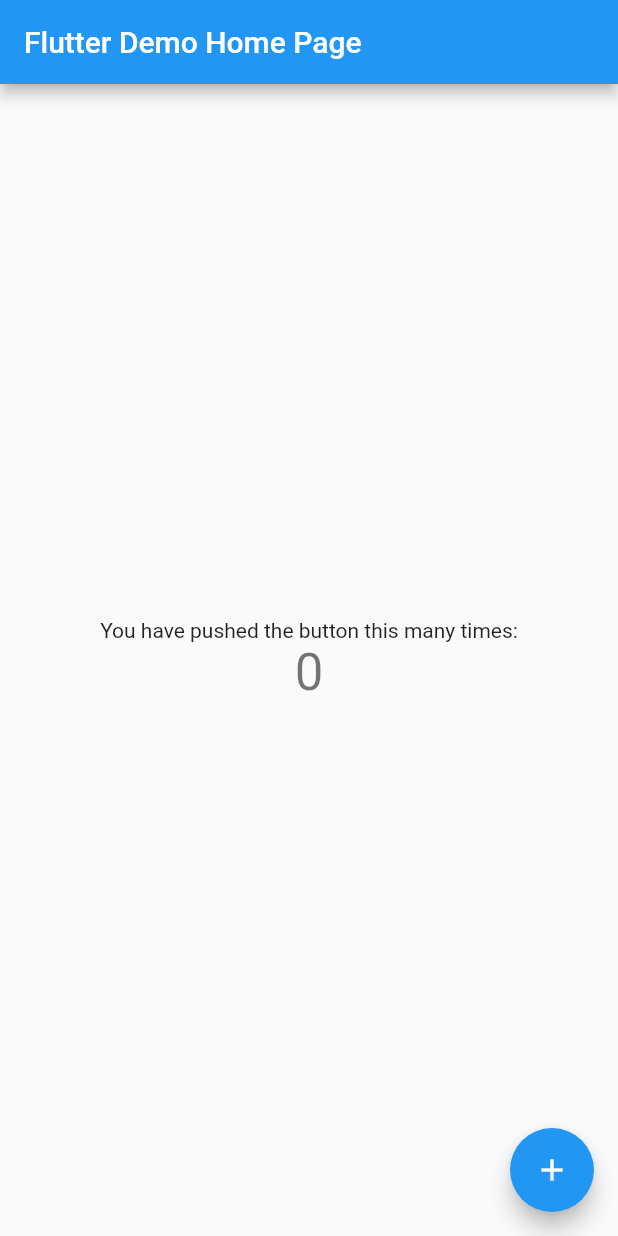
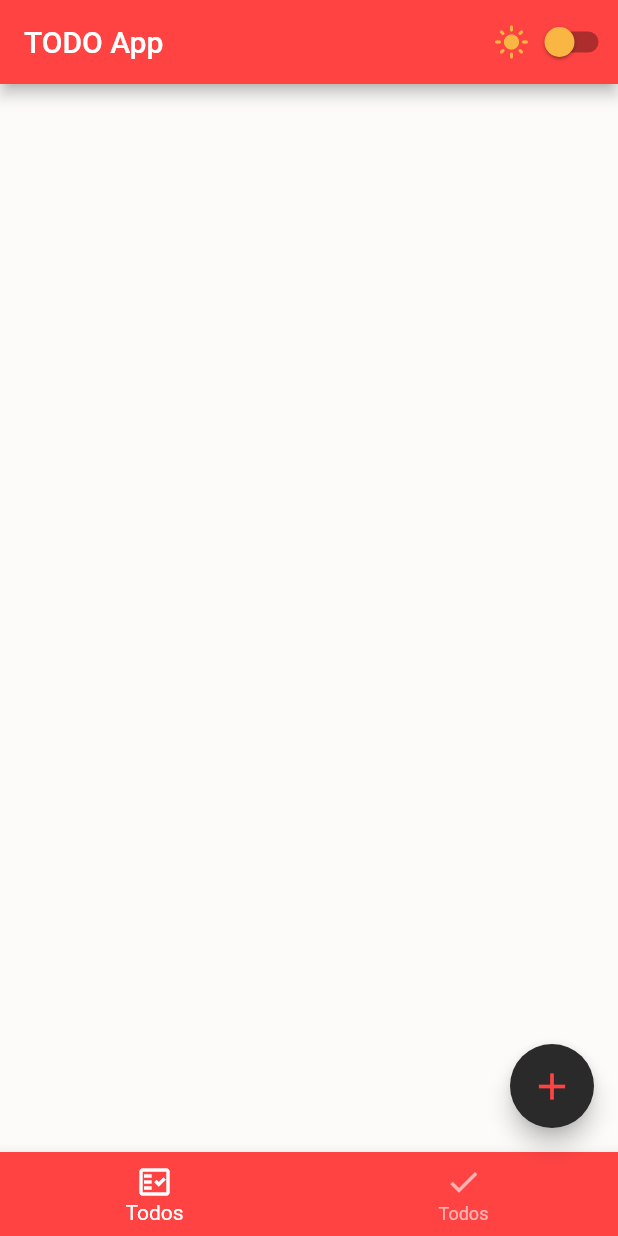
Before and after one commit to AJ8454/TODO-App, a Flutter app: the screen it shows after launch, on a phone screen of 412 x 824 dp. Run offline on Flutter 3.47's test engine with Material 2 defaults, Android fonts, the phone set to English and light mode, and no system bars.

Commit message:
--second commit--

```diff
--- a/lib/main.dart
+++ b/lib/main.dart
@@ -1,4 +1,9 @@
 import 'package:flutter/material.dart';
+import 'package:provider/provider.dart';
+import 'provider/theme_provider.dart';
+import 'screens/home_screen.dart';
+import 'utility/constant.dart';
+import 'utility/theme_data.dart';
 
 void main() {
   runApp(const MyApp());
@@ -7,109 +12,21 @@ void main() {
 class MyApp extends StatelessWidget {
   const MyApp({Key? key}) : super(key: key);
 
-  // This widget is the root of your application.
   @override
   Widget build(BuildContext context) {
-    return MaterialApp(
-      title: 'Flutter Demo',
-      theme: ThemeData(
-        // This is the theme of your application.
-        //
-        // Try running your application with "flutter run". You'll see the
-        // application has a blue toolbar. Then, without quitting the app, try
-        // changing the primarySwatch below to Colors.green and then invoke
-        // "hot reload" (press "r" in the console where you ran "flutter run",
-        // or simply save your changes to "hot reload" in a Flutter IDE).
-        // Notice that the counter didn't reset back to zero; the application
-        // is not restarted.
-        primarySwatch: Colors.blue,
-      ),
-      home: const MyHomePage(title: 'Flutter Demo Home Page'),
+    return ChangeNotifierProvider(
+      create: (context) => ThemeProvider(),
+      builder: (context, _) {
+        final themeProvider = Provider.of<ThemeProvider>(context);
+        return MaterialApp(
+          debugShowCheckedModeBanner: false,
+          title: kAppTitle,
+          themeMode: themeProvider.themeMode,
+          theme: MyThemeData.lightTheme,
+          darkTheme: MyThemeData.darkTheme,
+          home: const HomePage(),
+        );
+      },
     );
   }
 }
-
-class MyHomePage extends StatefulWidget {
-  const MyHomePage({Key? key, required this.title}) : super(key: key);
-
-  // This widget is the home page of your application. It is stateful, meaning
-  // that it has a State object (defined below) that contains fields that affect
-  // how it looks.
-
-  // This class is the configuration for the state. It holds the values (in this
-  // case the title) provided by the parent (in this case the App widget) and
-  // used by the build method of the State. Fields in a Widget subclass are
-  // always marked "final".
-
-  final String title;
-
-  @override
-  State<MyHomePage> createState() => _MyHomePageState();
-}
-
-class _MyHomePageState extends State<MyHomePage> {
-  int _counter = 0;
-
-  void _incrementCounter() {
-    setState(() {
-      // This call to setState tells the Flutter framework that something has
-      // changed in this State, which causes it to rerun the build method below
-      // so that the display can reflect the updated values. If we changed
-      // _counter without calling setState(), then the build method would not be
-      // called again, and so nothing would appear to happen.
-      _counter++;
-    });
-  }
-
-  @override
-  Widget build(BuildContext context) {
-    // This method is rerun every time setState is called, for instance as done
-    // by the _incrementCounter method above.
-    //
-    // The Flutter framework has been optimized to make rerunning build methods
-    // fast, so that you can just rebuild anything that needs updating rather
-    // than having to individually change instances of widgets.
-    return Scaffold(
-      appBar: AppBar(
-        // Here we take the value from the MyHomePage object that was created by
-        // the App.build method, and use it to set our appbar title.
-        title: Text(widget.title),
-      ),
-      body: Center(
-        // Center is a layout widget. It takes a single child and positions it
-        // in the middle of the parent.
-        child: Column(
-          // Column is also a layout widget. It takes a list of children and
-          // arranges them vertically. By default, it sizes itself to fit its
-          // children horizontally, and tries to be as tall as its parent.
-          //
-          // Invoke "debug painting" (press "p" in the console, choose the
-          // "Toggle Debug Paint" action from the Flutter Inspector in Android
-          // Studio, or the "Toggle Debug Paint" command in Visual Studio Code)
-          // to see the wireframe for each widget.
-          //
-          // Column has various properties to control how it sizes itself and
-          // how it positions its children. Here we use mainAxisAlignment to
-          // center the children vertically; the main axis here is the vertical
-          // axis because Columns are vertical (the cross axis would be
-          // horizontal).
-          mainAxisAlignment: MainAxisAlignment.center,
-          children: <Widget>[
-            const Text(
-              'You have pushed the button this many times:',
-            ),
-            Text(
-              '$_counter',
-              style: Theme.of(context).textTheme.headline4,
-            ),
-          ],
-        ),
-      ),
-      floatingActionButton: FloatingActionButton(
-        onPressed: _incrementCounter,
-        tooltip: 'Increment',
-        child: const Icon(Icons.add),
-      ), // This trailing comma makes auto-formatting nicer for build methods.
-    );
-  }
-}
--- /dev/null
+++ b/lib/provider/theme_provider.dart
@@ -0,0 +1,12 @@
+import 'package:flutter/material.dart';
+
+class ThemeProvider extends ChangeNotifier {
+  ThemeMode themeMode = ThemeMode.system;
+
+  bool get isDarkMode => themeMode == ThemeMode.dark;
+
+  void toogleTheme(bool isOn) {
+    themeMode = isOn ? ThemeMode.dark : ThemeMode.light;
+    notifyListeners();
+  }
+}
--- /dev/null
+++ b/lib/screens/home_screen.dart
@@ -0,0 +1,65 @@
+import 'package:flutter/material.dart';
+import 'package:provider/provider.dart';
+import 'package:todo_app/provider/theme_provider.dart';
+import 'package:todo_app/utility/constant.dart';
+import 'package:todo_app/widget/change_theme_button.dart';
+
+class HomePage extends StatefulWidget {
+  const HomePage({Key? key}) : super(key: key);
+
+  @override
+  State<HomePage> createState() => _HomePageState();
+}
+
+class _HomePageState extends State<HomePage> {
+  int selectedIndex = 0;
+  @override
+  Widget build(BuildContext context) {
+    final tabs = [
+      Container(),
+      Container(),
+    ];
+    return Scaffold(
+      appBar: AppBar(
+        title: const Text(kAppTitle),
+        actions: const [
+          ChangeThemeButtonWidget(),
+        ],
+      ),
+      bottomNavigationBar: BottomNavigationBar(
+        backgroundColor: Theme.of(context).primaryColor,
+        unselectedItemColor: Colors.white.withOpacity(0.6),
+        selectedItemColor: Colors.white,
+        currentIndex: selectedIndex,
+        onTap: (index) => setState(() {
+          selectedIndex = index;
+        }),
+        items: const [
+          BottomNavigationBarItem(
+            icon: Icon(Icons.fact_check_outlined),
+            label: 'Todos',
+          ),
+          BottomNavigationBarItem(
+            icon: Icon(Icons.done),
+            label: 'Todos',
+          ),
+        ],
+      ),
+      body: tabs[selectedIndex],
+      floatingActionButton: FloatingActionButton(
+        onPressed: () => showDialog(
+          context: context,
+          builder: AddTodoDialogWidget(),
+          barrierDismissible: false,
+        ),
+
+
+        child: Icon(
+          Icons.add,
+          size: 30.0,
+          color: Theme.of(context).primaryColor,
+        ),
+      ),
+    );
+  }
+}
--- /dev/null
+++ b/lib/utility/constant.dart
@@ -0,0 +1,9 @@
+import 'package:flutter/material.dart';
+
+const kLightColor = Color(0xFFFCFBF9);
+const kDarkColor = Color(0xFF1A1A1A);
+const kAppBarColor = Color(0xFFFF4343);
+const kGreyColor = Color(0xFF2A2A2A);
+const kCylanColor = Color(0xFF288994);
+
+const kAppTitle = 'TODO App';
--- /dev/null
+++ b/lib/utility/theme_data.dart
@@ -0,0 +1,23 @@
+import 'package:flutter/material.dart';
+import 'package:todo_app/utility/constant.dart';
+
+class MyThemeData {
+  static final darkTheme = ThemeData(
+    scaffoldBackgroundColor: kDarkColor,
+    primaryColor: kGreyColor,
+    colorScheme: const ColorScheme.dark(),
+    iconTheme: const IconThemeData(color: kCylanColor),
+    floatingActionButtonTheme:
+        const FloatingActionButtonThemeData(backgroundColor: kCylanColor),
+  );
+
+  static final lightTheme = ThemeData(
+    scaffoldBackgroundColor: kLightColor,
+    primaryColor: kAppBarColor,
+    colorScheme: const ColorScheme.light(),
+    iconTheme: const IconThemeData(color: Color(0xFFF9B642)),
+    appBarTheme: const AppBarTheme(backgroundColor: kAppBarColor),
+    floatingActionButtonTheme:
+        const FloatingActionButtonThemeData(backgroundColor: kGreyColor),
+  );
+}
--- /dev/null
+++ b/lib/widget/change_theme_button.dart
@@ -0,0 +1,31 @@
+import 'package:flutter/material.dart';
+import 'package:provider/provider.dart';
+import 'package:todo_app/provider/theme_provider.dart';
+
+class ChangeThemeButtonWidget extends StatelessWidget {
+  const ChangeThemeButtonWidget({Key? key}) : super(key: key);
+
+  @override
+  Widget build(BuildContext context) {
+    final themeProvider = Provider.of<ThemeProvider>(context);
+
+    return Row(
+      mainAxisAlignment: MainAxisAlignment.center,
+      children: [
+        Icon(
+          themeProvider.isDarkMode ? Icons.dark_mode : Icons.light_mode,
+          color: Theme.of(context).iconTheme.color,
+        ),
+        Switch.adaptive(
+          value: themeProvider.isDarkMode,
+          onChanged: (value) {
+            final provider = Provider.of<ThemeProvider>(context, listen: false);
+            provider.toogleTheme(value);
+          },
+          inactiveThumbColor: Theme.of(context).iconTheme.color,
+          activeColor: Theme.of(context).iconTheme.color,
+        ),
+      ],
+    );
+  }
+}
```
Also changed, not shown: pubspec.yaml (+4 -53 lines), pubspec.lock.
